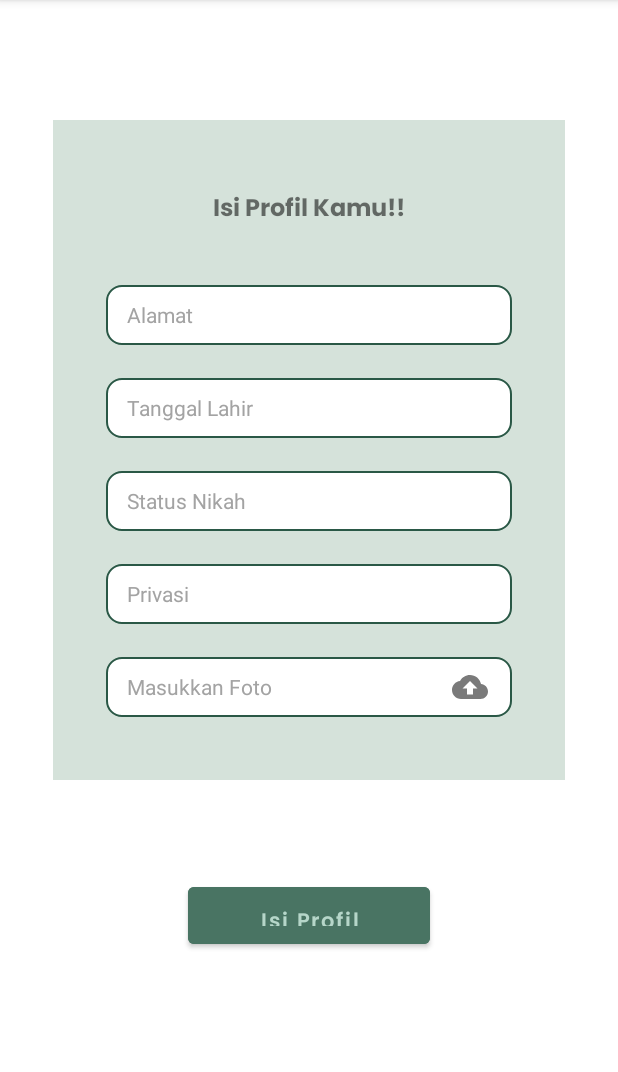
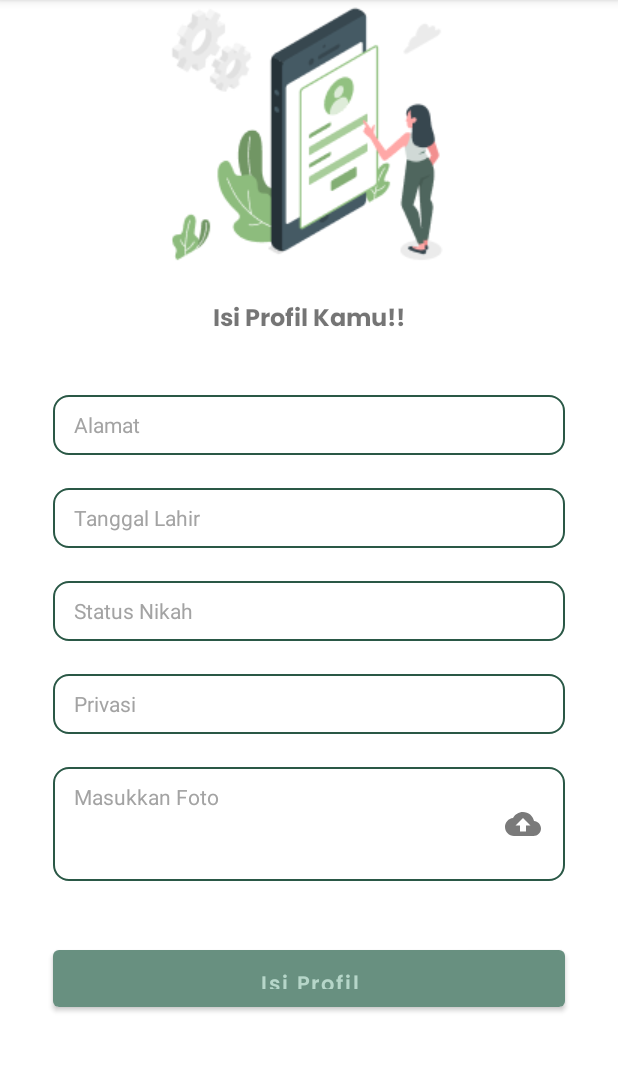
Before and after one commit to anggoroedo32/SAMAKAKI, an Android app: the fragment AddProfileFragment shown on its own in the app's theme, on a phone screen of 412 x 824 dp, the part 84-1156 px from its top. Run offline under Robolectric (Android 15) with nearby library versions, the phone set to English and light mode, and no system bars.

Commit message:
ikhwan sprint 1

```diff
--- /dev/null
+++ b/app/src/main/res/drawable/ic_baseline_notifications_24.xml
@@ -0,0 +1,5 @@
+<vector android:height="24dp" android:tint="#2A5846"
+    android:viewportHeight="24" android:viewportWidth="24"
+    android:width="24dp" xmlns:android="http://schemas.android.com/apk/res/android">
+    <path android:fillColor="@android:color/white" android:pathData="M12,22c1.1,0 2,-0.9 2,-2h-4c0,1.1 0.89,2 2,2zM18,16v-5c0,-3.07 -1.64,-5.64 -4.5,-6.32L13.5,4c0,-0.83 -0.67,-1.5 -1.5,-1.5s-1.5,0.67 -1.5,1.5v0.68C7.63,5.36 6,7.92 6,11v5l-2,2v1h16v-1l-2,-2z"/>
+</vector>
--- /dev/null
+++ b/app/src/main/res/drawable/ic_baseline_settings_24.xml
@@ -0,0 +1,5 @@
+<vector android:height="24dp" android:tint="#2A5846"
+    android:viewportHeight="24" android:viewportWidth="24"
+    android:width="24dp" xmlns:android="http://schemas.android.com/apk/res/android">
+    <path android:fillColor="@android:color/white" android:pathData="M19.14,12.94c0.04,-0.3 0.06,-0.61 0.06,-0.94c0,-0.32 -0.02,-0.64 -0.07,-0.94l2.03,-1.58c0.18,-0.14 0.23,-0.41 0.12,-0.61l-1.92,-3.32c-0.12,-0.22 -0.37,-0.29 -0.59,-0.22l-2.39,0.96c-0.5,-0.38 -1.03,-0.7 -1.62,-0.94L14.4,2.81c-0.04,-0.24 -0.24,-0.41 -0.48,-0.41h-3.84c-0.24,0 -0.43,0.17 -0.47,0.41L9.25,5.35C8.66,5.59 8.12,5.92 7.63,6.29L5.24,5.33c-0.22,-0.08 -0.47,0 -0.59,0.22L2.74,8.87C2.62,9.08 2.66,9.34 2.86,9.48l2.03,1.58C4.84,11.36 4.8,11.69 4.8,12s0.02,0.64 0.07,0.94l-2.03,1.58c-0.18,0.14 -0.23,0.41 -0.12,0.61l1.92,3.32c0.12,0.22 0.37,0.29 0.59,0.22l2.39,-0.96c0.5,0.38 1.03,0.7 1.62,0.94l0.36,2.54c0.05,0.24 0.24,0.41 0.48,0.41h3.84c0.24,0 0.44,-0.17 0.47,-0.41l0.36,-2.54c0.59,-0.24 1.13,-0.56 1.62,-0.94l2.39,0.96c0.22,0.08 0.47,0 0.59,-0.22l1.92,-3.32c0.12,-0.22 0.07,-0.47 -0.12,-0.61L19.14,12.94zM12,15.6c-1.98,0 -3.6,-1.62 -3.6,-3.6s1.62,-3.6 3.6,-3.6s3.6,1.62 3.6,3.6S13.98,15.6 12,15.6z"/>
+</vector>
--- a/app/src/main/res/layout/fragment_add_profile.xml
+++ b/app/src/main/res/layout/fragment_add_profile.xml
@@ -1,28 +1,20 @@
 <?xml version="1.0" encoding="utf-8"?>
-<androidx.constraintlayout.widget.ConstraintLayout xmlns:android="http://schemas.android.com/apk/res/android"
+<LinearLayout xmlns:android="http://schemas.android.com/apk/res/android"
     xmlns:app="http://schemas.android.com/apk/res-auto"
     xmlns:tools="http://schemas.android.com/tools"
     android:layout_width="match_parent"
     android:layout_height="match_parent"
-    tools:context=".ui.add_profile.AddProfileFragment">
-
-    <LinearLayout
-        android:id="@+id/linearLayout"
+    tools:context=".ui.add_profile.AddProfileFragment"
+    android:orientation="vertical">
+    <ImageView
         android:layout_width="match_parent"
         android:layout_height="wrap_content"
-        android:layout_marginHorizontal="@dimen/dimen_35"
-        android:layout_marginTop="@dimen/dimen_80"
-        android:paddingVertical="@dimen/dimen_42"
-        android:background="#D5E2DA"
-        android:gravity="center_horizontal"
-        android:orientation="vertical"
-        app:layout_constraintEnd_toEndOf="parent"
-        app:layout_constraintStart_toStartOf="parent"
-        app:layout_constraintTop_toTopOf="parent">
+        android:src="@drawable/image_add_profile"/>
     <TextView
         android:layout_width="wrap_content"
         android:layout_height="wrap_content"
-            android:text="Isi Profil Kamu!!"
+        android:layout_gravity="center"
+        android:text="@string/isi_profil_kamu"
         style="@style/bold_16"/>
 
     <EditText
@@ -32,7 +24,7 @@
         android:layout_height="@dimen/dimen_40"
         android:layout_marginHorizontal="@dimen/dimen_35"
         android:layout_marginTop="@dimen/dimen_32"
-            android:hint="Alamat"/>
+        android:hint="@string/alamat"/>
 
     <EditText
         android:id="@+id/et_birthday"
@@ -43,7 +35,7 @@
         android:layout_marginTop="@dimen/dimen_22"
         android:focusable="false"
         android:cursorVisible="false"
-            android:hint="Tanggal Lahir" />
+        android:hint="@string/tanggal_lahir" />
 
     <EditText
         android:id="@+id/et_status"
@@ -54,7 +46,7 @@
         android:layout_marginTop="@dimen/dimen_22"
         android:focusable="false"
         android:cursorVisible="false"
-            android:hint="Status Nikah"/>
+        android:hint="@string/status_nikah"/>
 
     <EditText
         android:id="@+id/et_privacy"
@@ -65,31 +57,23 @@
         android:layout_marginTop="@dimen/dimen_22"
         android:focusable="false"
         android:cursorVisible="false"
-            android:hint="Privasi"/>
+        android:hint="@string/privasi"/>
     <TextView
         android:layout_width="match_parent"
-            android:layout_height="@dimen/dimen_40"
+        android:layout_height="@dimen/dimen_76"
         android:layout_marginHorizontal="@dimen/dimen_35"
         android:layout_marginTop="@dimen/dimen_22"
         android:paddingEnd="@dimen/dimen_16"
-            android:drawableRight="@drawable/ic_baseline_cloud_upload_24"
-            android:hint="Masukkan Foto"
-            style="@style/TextfieldsStyle"/>
+        android:hint="@string/masukkan_foto"
+        style="@style/TextfieldsStyle"
+        app:drawableRightCompat="@drawable/ic_baseline_cloud_upload_24" />
+    <com.google.android.material.button.MaterialButton
+        android:id="@+id/btn_email_verification"
+        style="@style/ButtonStyle"
+        android:layout_width="match_parent"
+        android:layout_height="@dimen/dimen_50"
+        android:layout_marginHorizontal="@dimen/dimen_35"
+        android:layout_marginTop="@dimen/dimen_40"
+        android:text="@string/isi_profil"
+        app:layout_constraintTop_toBottomOf="@id/tv_code" />
 </LinearLayout>
-
-    <Button
-        android:id="@+id/btn_add_profile"
-        style="@style/ButtonStyle"
-        android:layout_width="@dimen/dimen_161"
-        android:layout_height="50dp"
-        android:layout_gravity="center"
-        android:layout_marginHorizontal="@dimen/dimen_35"
-        android:layout_marginTop="@dimen/dimen_60"
-        android:backgroundTint="@color/primary_500"
-        android:text="Isi Profil"
-        app:layout_constraintBottom_toBottomOf="parent"
-        app:layout_constraintEnd_toEndOf="parent"
-        app:layout_constraintStart_toStartOf="parent"
-        app:layout_constraintTop_toBottomOf="@+id/linearLayout"
-        app:layout_constraintVertical_bias="0.040" />
-</androidx.constraintlayout.widget.ConstraintLayout>
--- a/app/src/main/res/layout/fragment_forgot_password.xml
+++ b/app/src/main/res/layout/fragment_forgot_password.xml
@@ -32,13 +32,13 @@
                 android:layout_width="wrap_content"
                 android:layout_height="wrap_content"
                 style="@style/medium_18black"
-                android:text="Forgot Password" />
+                android:text="@string/forgot_password" />
 
             <TextView
                 android:layout_width="wrap_content"
                 android:layout_height="wrap_content"
                 style="@style/regular_14sec300"
-                android:text="Silahkan Melakukan Verifikasi Akun" />
+                android:text="@string/silahkan_melakukan_verifikasi_akun" />
         </LinearLayout>
     </RelativeLayout>
     <ImageView
@@ -91,7 +91,7 @@
     <Button
         android:id="@+id/btn_login"
         style="@style/ButtonStyle"
-        android:layout_width="@dimen/dimen_161"
+        android:layout_width="match_parent"
         android:layout_height="50dp"
         android:layout_gravity="center"
         android:layout_marginHorizontal="35dp"
```
Also changed, not shown: app/src/main/res/layout/activity_add_family.xml (+11 -17 lines), app/src/main/res/layout/fragment_email_verification.xml (+4 -4 lines), app/src/main/res/layout/fragment_forgot_password_email_confirmation.xml (+4 -4 lines), app/src/main/res/layout/fragment_login.xml (+9 -9 lines), app/src/main/res/layout/fragment_register.xml (+10 -10 lines), app/src/main/res/layout/item_pop_up_add_member.xml (+9 -10 lines), app/src/main/res/values/strings.xml (+33 -0 lines), app/src/main/res/drawable-v24/image_add_profile.png (added). Lines whose indentation alone changed are shown as unchanged.
